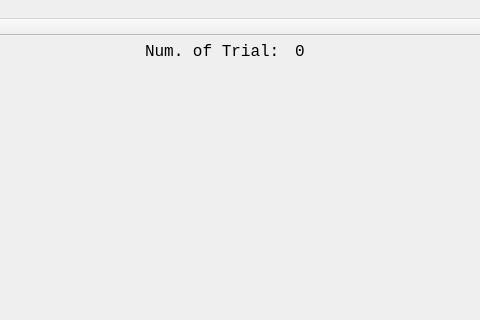
HanwoolWooHaHa/DrivingSimulator, file mainwindow.ui: the form before one commit; both pictures show x 485 to 965 and y 0 to 320 of the 1240 by 680 pixel window.
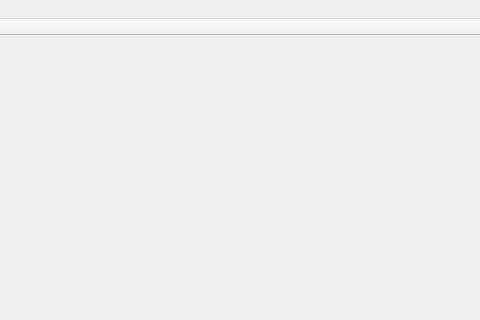
The form after the commit.

```diff
--- a/mainwindow.ui
+++ b/mainwindow.ui
@@ -17,25 +17,6 @@
    <string>MainWindow</string>
   </property>
   <widget class="QWidget" name="centralWidget">
-   <widget class="QLabel" name="label2">
-    <property name="geometry">
-     <rect>
-      <x>630</x>
-      <y>0</y>
-      <width>131</width>
-      <height>31</height>
-     </rect>
-    </property>
-    <property name="font">
-     <font>
-      <family>Consolas</family>
-      <pointsize>12</pointsize>
-     </font>
-    </property>
-    <property name="text">
-     <string>Num. of Trial:</string>
-    </property>
-   </widget>
    <widget class="QPushButton" name="btnStart">
     <property name="enabled">
      <bool>false</bool>
@@ -71,25 +52,6 @@
      <string>File Name:</string>
     </property>
    </widget>
-   <widget class="QLabel" name="lblNumTrial">
-    <property name="geometry">
-     <rect>
-      <x>780</x>
-      <y>0</y>
-      <width>41</width>
-      <height>31</height>
-     </rect>
-    </property>
-    <property name="font">
-     <font>
-      <family>Consolas</family>
-      <pointsize>12</pointsize>
-     </font>
-    </property>
-    <property name="text">
-     <string>0</string>
-    </property>
-   </widget>
    <widget class="QWidget" name="widget" native="true">
     <property name="geometry">
      <rect>
```
Left out of the diff: 2 changed lines with no effect on the pictures.
